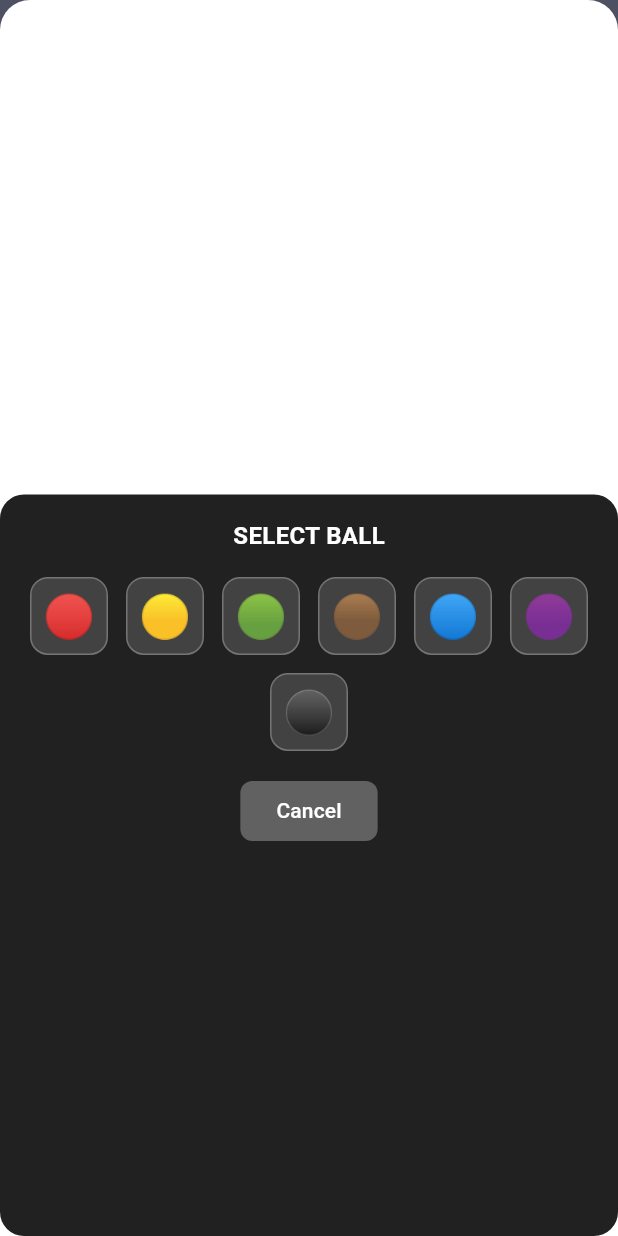
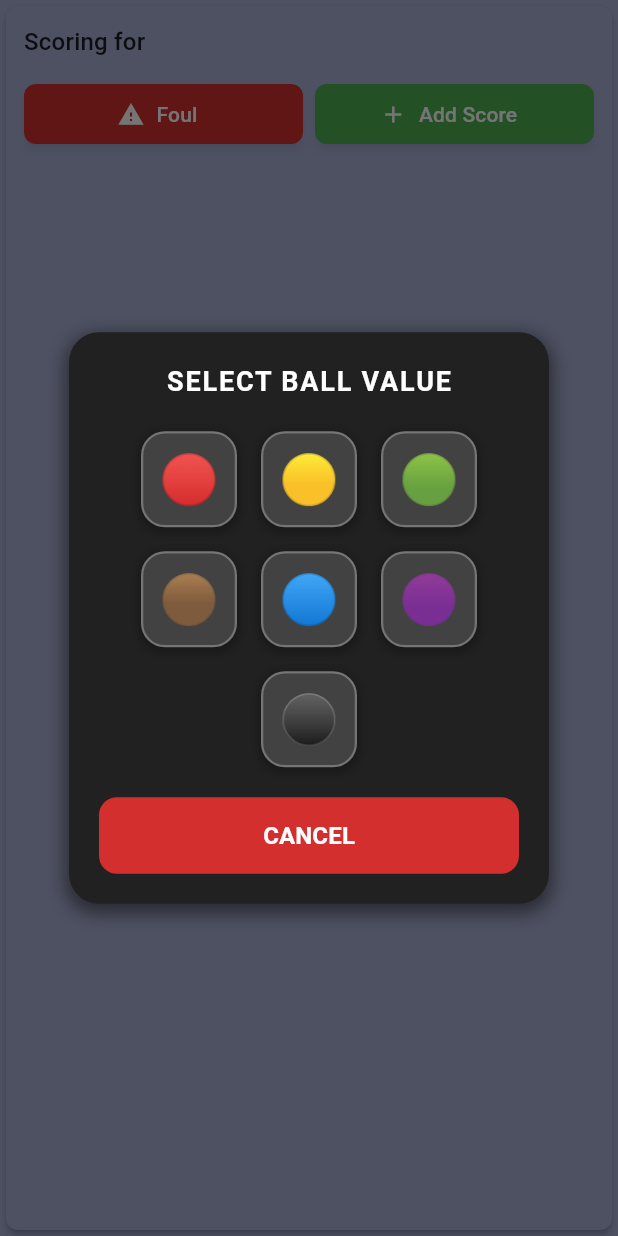
Before and after one commit to artas-linux/snooker_score_board, a Flutter app: the SnookerScoreControls widget shown alone on an empty page, opened directly with empty values, after a tap on "Add Score", on a phone screen of 412 x 824 dp. Run offline on Flutter 3.47's test engine with Material 3 defaults, Android fonts, the phone set to English and light mode, and no system bars; our stand-ins replace shared_preferences; accounts and stored records are empty.

```diff
--- a/snooker_score_board/lib/models/game.dart
+++ b/snooker_score_board/lib/models/game.dart
@@ -13,6 +13,8 @@ class Game {
   GameStatus status;
   int currentFrame;
   int currentFrameScore; // Not strictly needed for individual player scores, but good for overall game context
+  DateTime? gameTimerStart; // Start time for the timer when the game begins
+  Duration gameDuration; // The total duration of the game
 
   Game({
     required this.id,
@@ -22,6 +24,8 @@ class Game {
     this.status = GameStatus.active,
     this.currentFrame = 1,
     this.currentFrameScore = 0,
+    this.gameTimerStart,
+    this.gameDuration = const Duration(),
   });
 
   // Factory constructor for creating a Game from a map
@@ -36,6 +40,8 @@ class Game {
       status: GameStatus.values.firstWhere((e) => e.toString() == map['status']),
       currentFrame: map['currentFrame'] as int? ?? 1,
       currentFrameScore: map['currentFrameScore'] as int,
+      gameTimerStart: map['gameTimerStart'] != null ? DateTime.parse(map['gameTimerStart'] as String) : null,
+      gameDuration: Duration(milliseconds: map['gameDuration'] as int? ?? 0),
     );
   }
 
@@ -49,6 +55,8 @@ class Game {
       'status': status.toString(),
       'currentFrame': currentFrame,
       'currentFrameScore': currentFrameScore,
+      'gameTimerStart': gameTimerStart?.toIso8601String(),
+      'gameDuration': gameDuration.inMilliseconds,
     };
   }
 
--- a/snooker_score_board/lib/ui/widgets/color_ball_selector.dart
+++ b/snooker_score_board/lib/ui/widgets/color_ball_selector.dart
@@ -17,32 +17,45 @@ class ColorBallSelector extends StatelessWidget {
       {'emoji': '🟢', 'points': 3},
       {'emoji': '🟤', 'points': 4},
       {'emoji': '🔵', 'points': 5},
-      {'emoji': '🟣', 'points': 6},
+      {'emoji': '🌸', 'points': 6},  // Changed from purple to pink using flower emoji
       {'emoji': '⚫', 'points': 7},
     ];
 
     return Container(
-      width: 300,  // Fixed width to make it smaller
-      padding: const EdgeInsets.all(16.0),
+      width: 320,  // Slightly wider to accommodate larger balls
+      padding: const EdgeInsets.all(20.0),
       decoration: BoxDecoration(
         color: Colors.grey.shade900, // Dark background
-        borderRadius: const BorderRadius.all(Radius.circular(16)), // Rounded corners all around
+        borderRadius: const BorderRadius.all(Radius.circular(20)), // More rounded corners
+        boxShadow: [
+          BoxShadow(
+            color: Colors.black.withOpacity(0.5),
+            spreadRadius: 2,
+            blurRadius: 10,
+            offset: const Offset(0, 4), // Shadow position
+          ),
+        ],
       ),
       child: Column(
         mainAxisSize: MainAxisSize.min,
         children: [
-          Text(
-            'SELECT BALL',
-            style: TextStyle(
-              fontSize: 16,
-              fontWeight: FontWeight.w600,
-              color: Colors.white // White text on dark background
+          Container(
+            width: double.infinity,
+            alignment: Alignment.center,
+            child: Text(
+              'SELECT BALL VALUE',
+              style: TextStyle(
+                fontSize: 18,
+                fontWeight: FontWeight.bold,
+                color: Colors.white, // White text on dark background
+                letterSpacing: 1.2,
+              ),
             ),
           ),
-          const SizedBox(height: 16),
+          const SizedBox(height: 20),
           Wrap(
-            spacing: 12.0,
-            runSpacing: 12.0,
+            spacing: 16.0, // Increased spacing
+            runSpacing: 16.0, // Increased spacing
             alignment: WrapAlignment.center,
             children: snookerBalls.map((ball) {
               int points = ball['points'] as int;
@@ -57,21 +70,29 @@ class ColorBallSelector extends StatelessWidget {
                     onBallSelected(ball['points'] as int);
                   },
                   child: Container(
-                    width: 52,  // Larger size
-                    height: 52,  // Larger size
+                    width: 64,  // Larger size for better visibility
+                    height: 64,  // Larger size for better visibility
                     decoration: BoxDecoration(
                       color: Colors.grey.shade800, // Dark container for emoji
-                      borderRadius: BorderRadius.circular(12), // More rounded
+                      borderRadius: BorderRadius.circular(16), // More rounded
                       border: Border.all(
                         color: Colors.grey.shade600, // Darker border
-                        width: 1,
+                        width: 1.5,
                       ),
+                      boxShadow: [
+                        BoxShadow(
+                          color: Colors.black.withOpacity(0.3),
+                          spreadRadius: 1,
+                          blurRadius: 5,
+                          offset: const Offset(0, 2), // Shadow position
+                        ),
+                      ],
                     ),
                     child: Center(
                       child: Text(
                         ball['emoji'] as String,
                         style: const TextStyle(
-                          fontSize: 28, // Much larger emoji
+                          fontSize: 32, // Much larger emoji for better visibility
                         ),
                       ),
                     ),
@@ -80,18 +101,21 @@ class ColorBallSelector extends StatelessWidget {
               );
             }).toList(),
           ),
-          const SizedBox(height: 16),
-          TextButton(
-            onPressed: () => Navigator.of(context).pop(),
-            style: TextButton.styleFrom(
-              foregroundColor: Colors.white, // White text
-              backgroundColor: Colors.grey.shade700, // Darker button
-              padding: const EdgeInsets.symmetric(horizontal: 24, vertical: 10),
-              shape: RoundedRectangleBorder(
-                borderRadius: BorderRadius.circular(8), // Slightly rounded
+          const SizedBox(height: 20),
+          Container(
+            width: double.infinity,
+            child: TextButton(
+              onPressed: () => Navigator.of(context).pop(),
+              style: TextButton.styleFrom(
+                foregroundColor: Colors.white, // White text
+                backgroundColor: Colors.red.shade700, // Red cancel button
+                padding: const EdgeInsets.symmetric(horizontal: 24, vertical: 14),
+                shape: RoundedRectangleBorder(
+                  borderRadius: BorderRadius.circular(12), // More rounded
+                ),
               ),
+              child: const Text('CANCEL', style: TextStyle(fontSize: 16, fontWeight: FontWeight.w600)),
             ),
-            child: const Text('Cancel', style: TextStyle(fontSize: 14, fontWeight: FontWeight.w500)),
           ),
         ],
       ),
--- a/snooker_score_board/lib/ui/widgets/snooker_score_controls.dart
+++ b/snooker_score_board/lib/ui/widgets/snooker_score_controls.dart
@@ -86,23 +86,98 @@ class SnookerScoreControls extends StatelessWidget {
   }
 
   void _showColorBallSelector(BuildContext context, GameProvider gameProvider) {
-    showModalBottomSheet(
+    showDialog(
       context: context,
-      isScrollControlled: true,
+      builder: (BuildContext dialogContext) {
+        return AlertDialog(
           backgroundColor: Colors.transparent,
-      builder: (BuildContext context) {
-        return Container(
-          decoration: const BoxDecoration(
-            color: Colors.white,
-            borderRadius: BorderRadius.vertical(top: Radius.circular(20)),
+          shadowColor: Colors.transparent,
+          contentPadding: EdgeInsets.zero,
+          insetPadding: const EdgeInsets.all(30),
+          content: Container(
+            width: 320,
+            padding: const EdgeInsets.all(20.0),
+            decoration: BoxDecoration(
+              color: Colors.grey.shade900, // Dark background
+              borderRadius: const BorderRadius.all(Radius.circular(20)), // More rounded corners
+              boxShadow: [
+                BoxShadow(
+                  color: Colors.black.withOpacity(0.5),
+                  spreadRadius: 2,
+                  blurRadius: 10,
+                  offset: const Offset(0, 4), // Shadow position
                 ),
-          child: DraggableScrollableSheet(
-            initialChildSize: 0.6,
-            minChildSize: 0.4,
-            maxChildSize: 0.8,
-            builder: (BuildContext context, ScrollController scrollController) {
-              return ColorBallSelector(
-                onBallSelected: (int points) {
+              ],
+            ),
+            child: Column(
+              mainAxisSize: MainAxisSize.min,
+              children: [
+                Container(
+                  width: double.infinity,
+                  alignment: Alignment.center,
+                  child: Text(
+                    'SELECT BALL VALUE',
+                    style: TextStyle(
+                      fontSize: 18,
+                      fontWeight: FontWeight.bold,
+                      color: Colors.white, // White text on dark background
+                      letterSpacing: 1.2,
+                    ),
+                  ),
+                ),
+                const SizedBox(height: 20),
+                Wrap(
+                  spacing: 16.0, // Increased spacing
+                  runSpacing: 16.0, // Increased spacing
+                  alignment: WrapAlignment.center,
+                  children: [
+                    // Red ball (1 point)
+                    _buildBallButton(dialogContext, gameProvider, '🔴', 1),
+                    // Yellow ball (2 points)
+                    _buildBallButton(dialogContext, gameProvider, '🟡', 2),
+                    // Green ball (3 points)
+                    _buildBallButton(dialogContext, gameProvider, '🟢', 3),
+                    // Brown ball (4 points)
+                    _buildBallButton(dialogContext, gameProvider, '🟤', 4),
+                    // Blue ball (5 points)
+                    _buildBallButton(dialogContext, gameProvider, '🔵', 5),
+                    // Pink ball (6 points)
+                    _buildBallButton(dialogContext, gameProvider, '🟣', 6),
+                    // Black ball (7 points)
+                    _buildBallButton(dialogContext, gameProvider, '⚫', 7),
+                  ],
+                ),
+                const SizedBox(height: 20),
+                Container(
+                  width: double.infinity,
+                  child: TextButton(
+                    onPressed: () => Navigator.of(dialogContext).pop(),
+                    style: TextButton.styleFrom(
+                      foregroundColor: Colors.white, // White text
+                      backgroundColor: Colors.red.shade700, // Red cancel button
+                      padding: const EdgeInsets.symmetric(horizontal: 24, vertical: 14),
+                      shape: RoundedRectangleBorder(
+                        borderRadius: BorderRadius.circular(12), // More rounded
+                      ),
+                    ),
+                    child: const Text('CANCEL', style: TextStyle(fontSize: 16, fontWeight: FontWeight.w600)),
+                  ),
+                ),
+              ],
+            ),
+          ),
+        );
+      },
+    );
+  }
+
+  Widget _buildBallButton(BuildContext context, GameProvider gameProvider, String emoji, int points) {
+    return Semantics(
+      button: true,
+      label: 'Select $points point ball',
+      child: GestureDetector(
+        onTap: () {
+          Navigator.of(context).pop(); // Close the dialog
           gameProvider.addStandardBall(playerId, points: points);
           ScaffoldMessenger.of(context).showSnackBar(
             SnackBar(
@@ -110,11 +185,35 @@ class SnookerScoreControls extends StatelessWidget {
             ),
           );
         },
-              );
-            },
+        child: Container(
+          width: 64,  // Larger size for better visibility
+          height: 64,  // Larger size for better visibility
+          decoration: BoxDecoration(
+            color: Colors.grey.shade800, // Dark container for emoji
+            borderRadius: BorderRadius.circular(16), // More rounded
+            border: Border.all(
+              color: Colors.grey.shade600, // Darker border
+              width: 1.5,
             ),
-        );
-      },
+            boxShadow: [
+              BoxShadow(
+                color: Colors.black.withOpacity(0.3),
+                spreadRadius: 1,
+                blurRadius: 5,
+                offset: const Offset(0, 2), // Shadow position
+              ),
+            ],
+          ),
+          child: Center(
+            child: Text(
+              emoji,
+              style: const TextStyle(
+                fontSize: 32, // Much larger emoji for better visibility
+              ),
+            ),
+          ),
+        ),
+      ),
     );
   }
 }
```
Also changed, not shown: snooker_score_board/lib/providers/game_provider.dart (+67 -0 lines), snooker_score_board/lib/ui/screens/game_board_screen.dart (+19 -16 lines), snooker_score_board/lib/ui/widgets/stopwatch_widget.dart (added, +41 -0 lines), 5 other files. Lines whose indentation alone changed are shown as unchanged.
